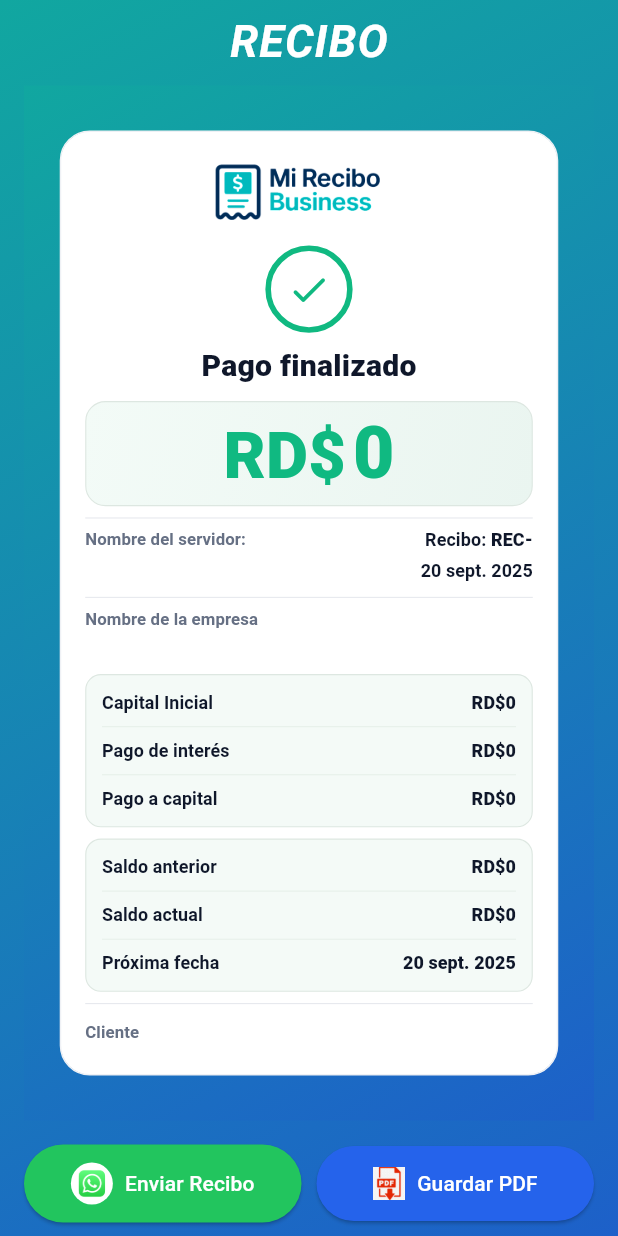
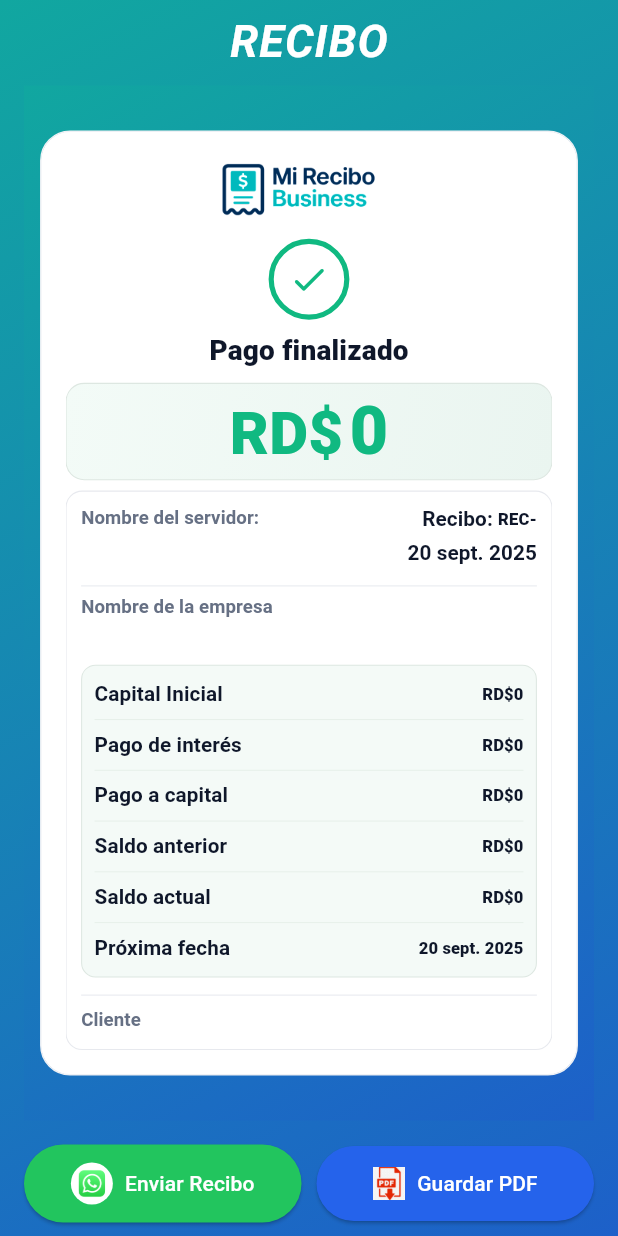
Before and after one commit to Luis2Sosa/mi_recibo_business, a Flutter app: the ReciboScreen screen opened directly with empty values, on a phone screen of 412 x 824 dp. Run offline on Flutter 3.47's test engine with Material 3 defaults, Android fonts, the phone set to English and light mode, and no system bars; our stand-ins replace cloud_firestore, firebase_auth, firebase_core, google_fonts, google_sign_in, pdf and 1 more; missing offline and left inert: flutter_file_dialog; accounts and stored records are empty; Roboto replaces fonts that are missing (Playfair).

Commit message:
Ajuste del recibo para poner los datos en un solo cuadro

```diff
--- a/lib/ui/recibo_screen.dart
+++ b/lib/ui/recibo_screen.dart
@@ -85,7 +85,7 @@ class ReciboUIConfig {
 
     // Capturable (recibo)
     this.cardHeight = 630,
-    this.designWidth = 400,
+    this.designWidth = 470,
     this.cardRadius = const BorderRadius.all(Radius.circular(20)),
     this.cardPadding = const EdgeInsets.fromLTRB(16, 16, 16, 16),
 
@@ -153,13 +153,13 @@ class ReciboUIConfig {
 
     // Textos
     this.labelStyle = const TextStyle(
-      fontSize: 15, // ↑
+      fontSize: 18, // ↑
       color: Color(0xFF667084),
       fontWeight: FontWeight.w600,
       letterSpacing: .1,
     ),
     this.valueStyle = const TextStyle(
-      fontSize: 16, // ↑
+      fontSize: 20, // ↑
       color: Color(0xFF0F172A),
       fontWeight: FontWeight.w800,
       letterSpacing: .1,
@@ -690,7 +690,8 @@ class _ReceiptContent extends StatelessWidget {
                 borderRadius: cfg.amountPanelRadius,
                 gradient: LinearGradient(
                   colors: cfg.amountPanelGradientColors,
-                  begin: Alignment.topLeft, end: Alignment.bottomRight,
+                  begin: Alignment.topLeft,
+                  end: Alignment.bottomRight,
                 ),
                 border: Border.all(color: cfg.amountPanelBorder),
               ),
@@ -708,66 +709,92 @@ class _ReceiptContent extends StatelessWidget {
             ),
 
             const SizedBox(height: 10),
-            Divider(height: 1, thickness: 1, color: cfg.line),
-            const SizedBox(height: 8),
 
+// ================== PANEL ÚNICO (como la foto) ==================
+            Container(
+              decoration: BoxDecoration(
+                color: Colors.white,
+                borderRadius: BorderRadius.circular(16),
+                border: Border.all(color: cfg.line),
+              ),
+              padding: const EdgeInsets.fromLTRB(14, 12, 14, 12),
+              child: Column(
+                crossAxisAlignment: CrossAxisAlignment.stretch,
+                children: [
                   // Servidor — Recibo/Fecha
                   Row(
                     crossAxisAlignment: CrossAxisAlignment.start,
                     children: [
                       Expanded(
-                  child: Column(crossAxisAlignment: CrossAxisAlignment.start, children: [
+                        child: Column(
+                          crossAxisAlignment: CrossAxisAlignment.start,
+                          children: [
                             label('Nombre del servidor:'),
                             const SizedBox(height: 4),
                             value(servidor),
-                  ]),
+                          ],
+                        ),
                       ),
                       Column(
                         crossAxisAlignment: CrossAxisAlignment.end,
                         children: [
-                    Row(mainAxisSize: MainAxisSize.min, children: [
-                      Text('Recibo: ', style: cfg.valueStyle.copyWith(fontWeight: FontWeight.w600)),
+                          Row(
+                            mainAxisSize: MainAxisSize.min,
+                            children: [
+                              Text('Recibo: ',
+                                  style: cfg.valueStyle.copyWith(fontWeight: FontWeight.w600)),
                               Text(numeroRecibo, style: cfg.valueStrongStyle),
-                    ]),
+                            ],
+                          ),
                           const SizedBox(height: 4),
-                    Text(fmtFecha(fecha), style: cfg.valueStyle.copyWith(fontWeight: FontWeight.w700)),
+                          Text(
+                            fmtFecha(fecha),
+                            style: cfg.valueStyle.copyWith(fontWeight: FontWeight.w700),
+                          ),
                         ],
                       ),
                     ],
                   ),
 
-            const SizedBox(height: 12),
-            Divider(height: 1, thickness: 1, color: cfg.line),
-            const SizedBox(height: 8),
+                  const SizedBox(height: 10),
+                  Divider(height: 14, thickness: 1, color: cfg.line),
 
                   // Empresa
                   label('Nombre de la empresa'),
                   const SizedBox(height: 4),
                   value(empresa),
 
-            const SizedBox(height: 12),
+                  const SizedBox(height: 10),
 
-            // Bloque 1
-            _mintBlock(children: [
+                  // Banda mint con filas (capital, intereses, pagos, saldos, próxima fecha)
+                  Container(
+                    decoration: BoxDecoration(
+                      color: cfg.mint,
+                      borderRadius: BorderRadius.circular(14),
+                      border: Border.all(color: cfg.mintBorder),
+                    ),
+                    padding: const EdgeInsets.symmetric(horizontal: 12, vertical: 10),
+                    child: Column(
+                      children: [
                         _row('Capital Inicial', monedaRD(capitalInicial)),
+                        Divider(height: 14, thickness: 1, color: cfg.mintDivider),
                         _row('Pago de interés', monedaRD(pagoInteres)),
+                        Divider(height: 14, thickness: 1, color: cfg.mintDivider),
                         _row('Pago a capital', monedaRD(pagoCapital)),
-            ]),
+                        Divider(height: 14, thickness: 1, color: cfg.mintDivider),
+                        _row('Saldo anterior', monedaRD(saldoAnterior)),
+                        Divider(height: 14, thickness: 1, color: cfg.mintDivider),
+                        _row('Saldo actual', monedaRD(saldoActual)),
+                        Divider(height: 14, thickness: 1, color: cfg.mintDivider),
+                        _row('Próxima fecha', fmtFecha(proximaFecha)),
+                      ],
+                    ),
+                  ),
 
                   const SizedBox(height: 10),
+                  Divider(height: 14, thickness: 1, color: cfg.line),
 
-            // Bloque 2
-            _mintBlock(children: [
-              _row('Saldo anterior', monedaRD(saldoAnterior)),
-              _row('Saldo actual', monedaRD(saldoActual)),
-              _row('Próxima fecha', fmtFecha(proximaFecha)),
-            ]),
-
-            const SizedBox(height: 10),
-            Divider(height: 1, thickness: 1, color: cfg.line),
-            const SizedBox(height: 8),
-
-            // Cliente
+                  // Cliente (queda dentro del mismo cuadro)
                   Row(
                     children: [
                       label('Cliente'),
@@ -775,6 +802,10 @@ class _ReceiptContent extends StatelessWidget {
                       valueClient(cliente),
                     ],
                   ),
+                ],
+              ),
+            ),
+// ================== / PANEL ÚNICO ==================
 
             if (producto.trim().isNotEmpty) ...[
               const SizedBox(height: 6),
```
Lines whose indentation alone changed are shown as unchanged.
